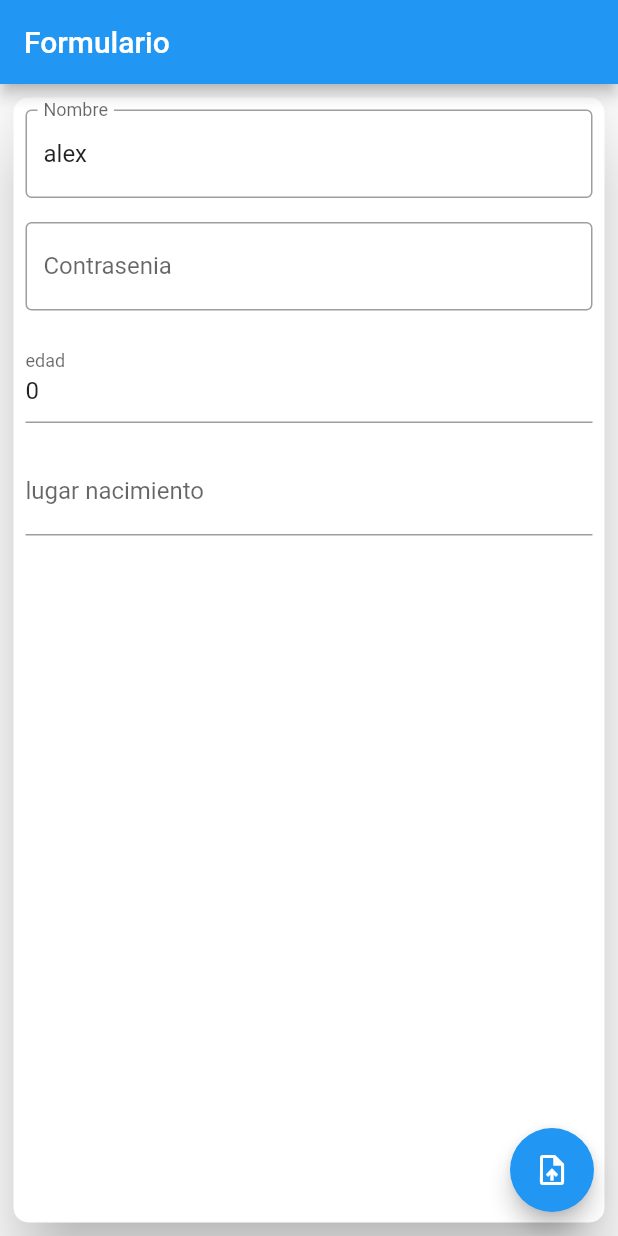
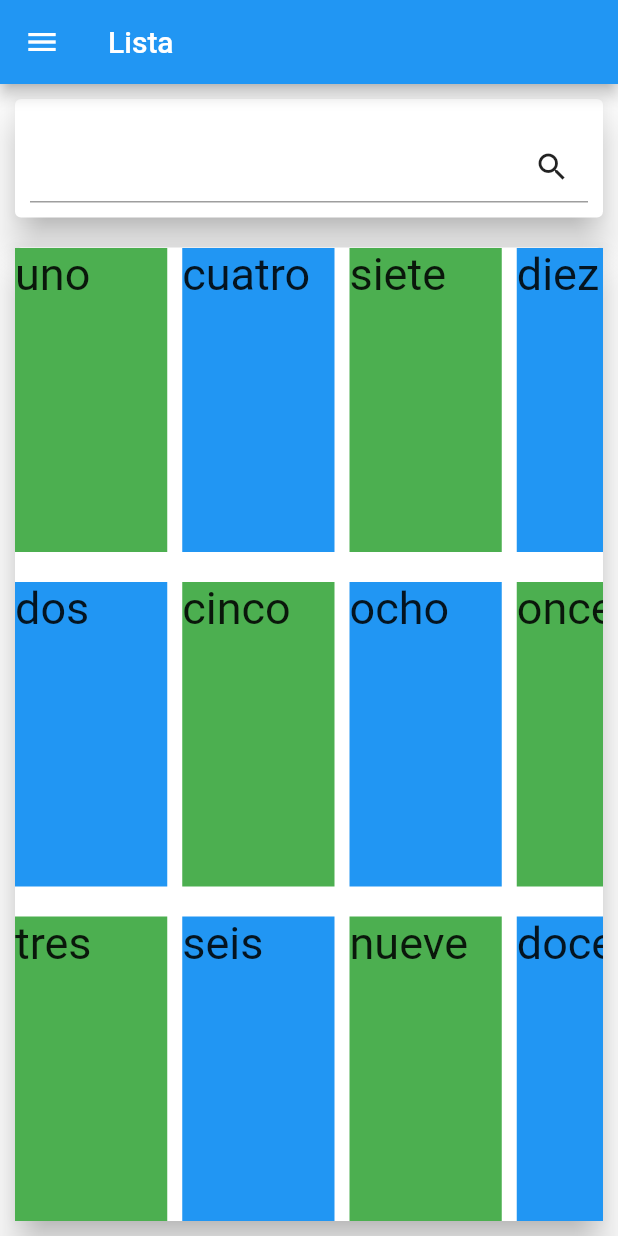
Before and after one commit to AlexxBot/Flutter-Tutorial, a Flutter app: the screen it shows after launch, on a phone screen of 412 x 824 dp. Run offline on Flutter 3.47's test engine with Material 2 defaults, Android fonts, the phone set to English and light mode, and no system bars.

Commit message:
filtro de busqueda

```diff
--- a/lib/main.dart
+++ b/lib/main.dart
@@ -1,5 +1,7 @@
 import 'package:flutter/material.dart';
 import 'package:flutter/services.dart';
+import 'package:flutter_tutorial/pages/detail-page.dart';
+import 'package:flutter_tutorial/pages/list-page.dart';
 
 void main() {
   print('se ejecuto el main');
@@ -11,17 +13,21 @@ class MyApp extends StatelessWidget {
   @override
   Widget build(BuildContext context) {
     return MaterialApp(
-      debugShowCheckedModeBanner: false,
-      //theme: ThemeData.dark(),
-      theme: ThemeData.light(),
-      title: 'Flutter Demo',
-      home: Widgets(),
-    );
+        debugShowCheckedModeBanner: false,
+        //theme: ThemeData.dark(),
+        //theme: ThemeData.light(),
+        title: 'Flutter Demo',
+        //home: HomeStateful(),
+        initialRoute: '/',
+        routes: {
+          '/': (context) => ListPage(),
+          '/detalle': (context) => DetailPage(),
+        });
   }
 }
 
 //un stateless widget solo se pinta una vez
-class HomeStateless extends StatelessWidget {
+/* class HomeStateless extends StatelessWidget {
   //todo lo que este aqui se define una vez, porque es el contructor
   final String title;
   final double valorAltura;
@@ -129,7 +135,7 @@ class HomeStateless extends StatelessWidget {
       ), */
         );
   }
-}
+} */
 
 class HomeStateful extends StatefulWidget {
   //todo lo que este aqui se define una vez, porque es el contructor
@@ -141,8 +147,8 @@ class HomeStateful extends StatefulWidget {
 }
 
 class _HomeStatefulState extends State<HomeStateful> {
-  String titleParametro;
-  double valorAltura;
+  String titleParametro = '';
+  double valorAltura = 0;
 
   List<Widget> hijos = [];
   List<String> hijosString = [];
@@ -265,6 +271,29 @@ class _HijoWidgetState extends State<HijoWidget> {
   }
 }
 
+class NietoWidget extends StatefulWidget {
+  @override
+  _NietoWidgetState createState() => _NietoWidgetState();
+}
+
+class _NietoWidgetState extends State<NietoWidget> {
+  void volver() {
+    Navigator.pop(context, "volver al padre");
+  }
+
+  @override
+  Widget build(BuildContext context) {
+    return Container(
+      child: Center(
+        child: MaterialButton(
+          child: Text("REGRESAR AL NODO RAIZ"),
+          onPressed: volver,
+        ),
+      ),
+    );
+  }
+}
+/*
 class Widgets extends StatefulWidget {
   @override
   _WidgetsState createState() => _WidgetsState();
@@ -441,3 +470,4 @@ class _WidgetsState extends State<Widgets> {
     );
   }
 }
+ */
--- /dev/null
+++ b/lib/models/numero.dart
@@ -0,0 +1,9 @@
+class Numero {
+  int numeroEntero;
+  String numeroLetras;
+  //icono
+  //imagenurl
+  //
+
+  Numero(this.numeroEntero, this.numeroLetras);
+}
--- /dev/null
+++ b/lib/pages/list-page.dart
@@ -0,0 +1,139 @@
+import 'package:flutter/material.dart';
+import 'package:flutter_tutorial/models/numero.dart';
+import 'package:flutter_tutorial/pages/detail-page.dart';
+
+class ListPage extends StatefulWidget {
+  @override
+  _ListPageState createState() => _ListPageState();
+}
+
+class _ListPageState extends State<ListPage> {
+  late final List<Numero> lista;
+  late List<Numero> listaBusqueda;
+  final TextEditingController input = TextEditingController(text: '');
+
+  @override
+  void initState() {
+    // TODO: implement initState
+    super.initState();
+    lista = [
+      Numero(1, 'uno'),
+      Numero(2, 'dos'),
+      Numero(3, 'tres'),
+      Numero(4, 'cuatro'),
+      Numero(5, 'cinco'),
+      Numero(6, 'seis'),
+      Numero(7, 'siete'),
+      Numero(8, 'ocho'),
+      Numero(9, 'nueve'),
+      Numero(10, 'diez'),
+      Numero(11, 'once'),
+      Numero(12, 'doce'),
+      Numero(13, 'trece'),
+      Numero(14, 'catorce'),
+      Numero(15, 'quince'),
+      Numero(16, 'dieciseis')
+    ];
+
+    listaBusqueda = lista;
+  }
+
+  void irDetalle() {
+    //Navigator.pushNamed(context, '/detalle');
+    Navigator.of(context).pushNamed('/detalle');
+  }
+
+  void buscar() {
+    setState(() {
+      listaBusqueda = lista
+          .where((elemento) => elemento.numeroLetras.indexOf(input.text) >= 0)
+          .toList();
+    });
+  }
+
+  @override
+  Widget build(BuildContext context) {
+    return Scaffold(
+        drawer: Container(
+          width: 300,
+          color: Colors.white,
+          child: ListView(
+            children: [
+              MaterialButton(
+                child: Text("Detalle"),
+                onPressed: irDetalle,
+              )
+            ],
+          ),
+        ),
+        appBar: AppBar(
+          title: Text("Lista"),
+          actions: [],
+        ),
+        body: Column(
+          children: [
+            Card(
+              margin: EdgeInsets.all(10),
+              elevation: 10,
+              child: Padding(
+                padding: const EdgeInsets.all(10.0),
+                child: Stack(alignment: Alignment(1.0, 1.0), children: [
+                  TextField(
+                    style: TextStyle(
+                      fontSize: 30,
+                    ),
+                    controller: input,
+                  ),
+                  IconButton(icon: Icon(Icons.search), onPressed: buscar)
+                  /* GestureDetector(
+                    child: Icon(Icons.search),
+                    onTap: buscar,
+                  ), */
+                ]),
+              ),
+            ),
+            Expanded(
+              child: Card(
+                margin: EdgeInsets.all(10),
+                elevation: 10,
+                child: GridView.builder(
+                    scrollDirection: Axis.horizontal,
+                    gridDelegate: SliverGridDelegateWithMaxCrossAxisExtent(
+                      maxCrossAxisExtent: 200,
+                      childAspectRatio: 2 / 1,
+                      crossAxisSpacing: 20,
+                      mainAxisSpacing: 10,
+                    ),
+                    itemCount: listaBusqueda.length,
+                    itemBuilder: (context, index) {
+                      return Container(
+                          color: index % 2 == 0 ? Colors.green : Colors.blue,
+                          child: Text(
+                            listaBusqueda[index].numeroLetras,
+                            style: TextStyle(fontSize: 30),
+                          ));
+                    }), /*  ListView.builder(
+                  itemBuilder: (context, index) => Padding(
+                    padding: const EdgeInsets.all(8.0),
+                    child: Container(
+                      color: index % 2 == 0 ? Colors.green : Colors.blue,
+                      /* leading: Container(
+                        child: Text(
+                          listaBusqueda[index].numeroEntero.toString(),
+                          style: TextStyle(fontSize: 30),
+                        ),
+                      ), */
+                      child: Text(
+                        listaBusqueda[index].numeroLetras,
+                        style: TextStyle(fontSize: 30),
+                      ),
+                    ),
+                  ),
+                  itemCount: listaBusqueda.length,
+                ), */
+              ),
+            ),
+          ],
+        ));
+  }
+}
--- a/pubspec.yaml
+++ b/pubspec.yaml
@@ -18,7 +18,7 @@ publish_to: 'none' # Remove this line if you wish to publish to pub.dev
 version: 1.0.0+1
 
 environment:
-  sdk: ">=2.7.0 <3.0.0"
+  sdk: ">=2.12.0 <3.0.0"
 
 dependencies:
   flutter:
```
Also changed, not shown: lib/pages/detail-page.dart (added, +34 -0 lines), pubspec.lock.
